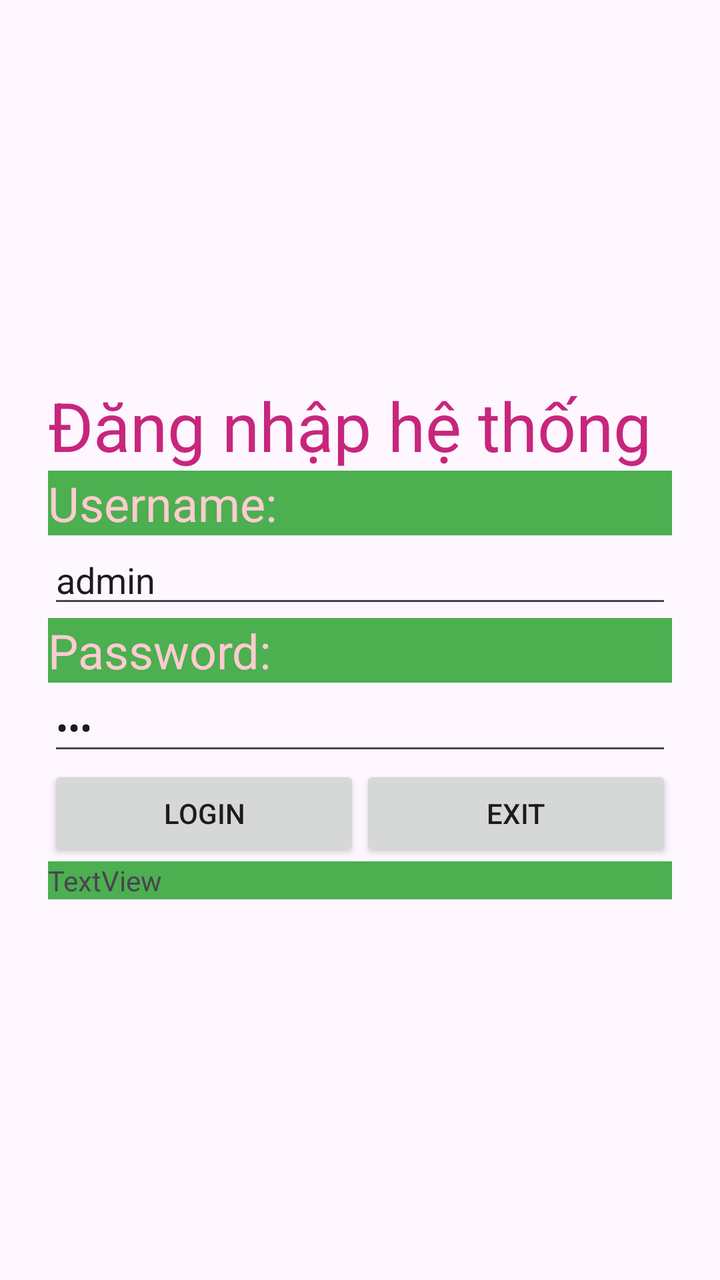
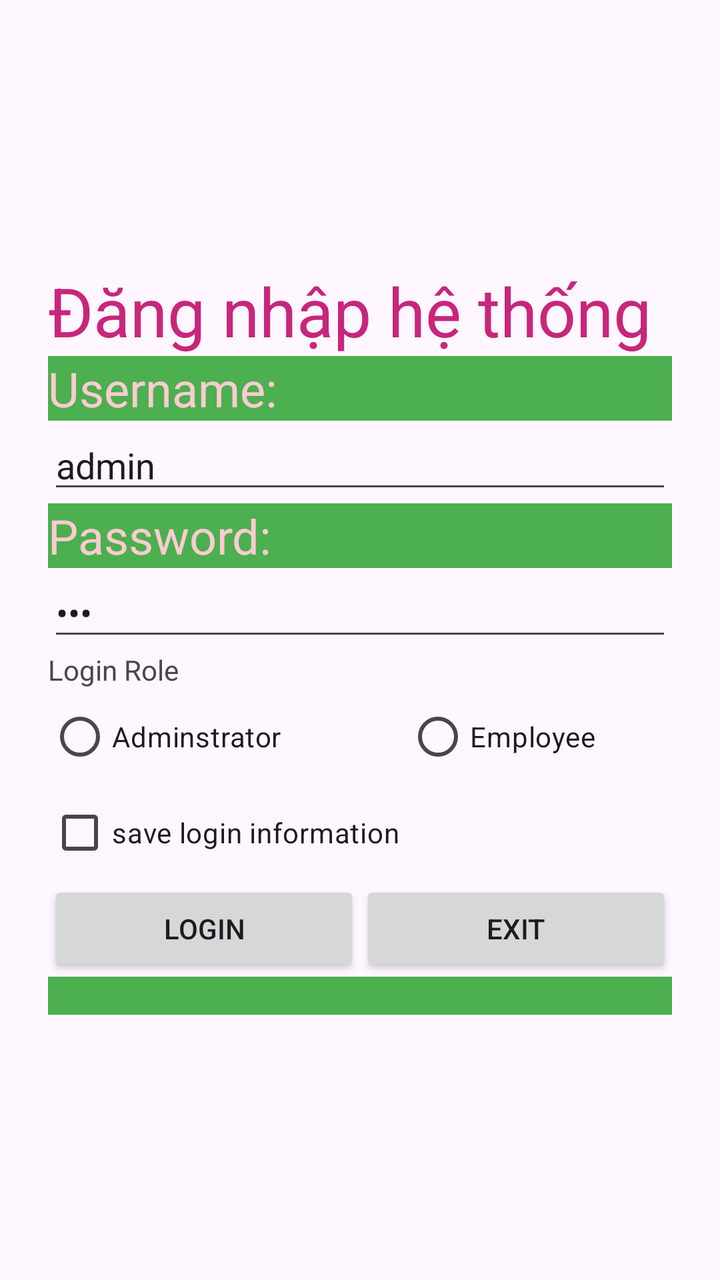

Two renders of the same Android screen: before a commit and after it. Below are the layout's source before the change and the commit's diff.
<!-- AndroidManifest.xml: application theme Theme.K234112EApp -->
<!-- res/layout/activity_login.xml -->
<?xml version="1.0" encoding="utf-8"?>
<FrameLayout xmlns:android="http://schemas.android.com/apk/res/android"
    xmlns:tools="http://schemas.android.com/tools"
    android:layout_width="match_parent"
    android:layout_height="match_parent">

    


    
    <LinearLayout
        android:id="@+id/main"
        android:layout_width="match_parent"
        android:layout_height="wrap_content"
        android:layout_gravity="center"
        android:orientation="vertical"
        android:padding="24dp"
        tools:context=".LoginActivity">

        <TextView
            android:id="@+id/textView3"
            android:layout_width="match_parent"
            android:layout_height="wrap_content"
            android:text="@string/str_login_system"
            android:textAlignment="center"
            android:textColor="#C7267C"
            android:textSize="34sp" />

        <TextView
            android:id="@+id/textView4"
            android:layout_width="match_parent"
            android:layout_height="wrap_content"
            android:background="@color/green_background"
            android:text="@string/str_username"
            android:textColor="@color/pink_text"
            android:textSize="24sp" />

        <EditText
            android:text="admin"
            android:id="@+id/editUsername"
            android:layout_width="match_parent"
            android:layout_height="wrap_content"
            android:ems="10"
            android:hint="@string/str_hint_username"
            android:inputType="text" />

        <TextView
            android:id="@+id/textView5"
            android:layout_width="match_parent"
            android:layout_height="wrap_content"
            android:background="@color/green_background"
            android:text="@string/str_password"
            android:textColor="@color/pink_text"
            android:textSize="24sp" />

        <EditText
            android:text="123"
            android:id="@+id/editPassword"
            android:layout_width="match_parent"
            android:layout_height="wrap_content"
            android:ems="10"
            android:hint="@string/str_hint_password"
            android:inputType="textPassword" />

        <LinearLayout
            android:layout_width="match_parent"
            android:layout_height="wrap_content"
            android:orientation="horizontal">

            <Button
                android:id="@+id/btnLogin"
                android:layout_width="wrap_content"
                android:layout_height="wrap_content"
                android:layout_weight="1"
                android:onClick="loginSystem"
                android:text="@string/str_login" />

            <Button
                android:id="@+id/btnExit"
                android:layout_width="wrap_content"
                android:layout_height="wrap_content"
                android:layout_weight="1"
                android:onClick="exitSystem"
                android:text="@string/str_exit" />
        </LinearLayout>

        <TextView
            android:id="@+id/txtMessage"
            android:layout_width="match_parent"
            android:layout_height="wrap_content"
            android:background="@color/green_background"
            android:text="TextView" />

    </LinearLayout>

</FrameLayout>
<!-- resources referenced by this layout -->
<resources>
  <color name="green_background">#4CAF50</color>
  <color name="pink_text">#FFCBD0</color>
  <string name="str_exit">Exit</string>
  <string name="str_hint_password">Enter your password</string>
  <string name="str_hint_username">Enter your user name</string>
  <string name="str_login">Login</string>
  <string name="str_login_system">"Đăng nhập hệ thống"</string>
  <string name="str_password">Password:</string>
  <string name="str_username">Username:</string>
  <style name="Theme.K234112EApp" parent="Base.Theme.K234112EApp" />
  <style name="Base.Theme.K234112EApp" parent="Theme.Material3.DayNight.NoActionBar">
          
          
      </style>
</resources>

<!-- the commit's change to res/layout/activity_login.xml (unified diff, before → after) -->
@@ -36,13 +36,13 @@
             android:textSize="24sp" />
 
         <EditText
-            android:text="admin"
             android:id="@+id/editUsername"
             android:layout_width="match_parent"
             android:layout_height="wrap_content"
             android:ems="10"
             android:hint="@string/str_hint_username"
-            android:inputType="text" />
+            android:inputType="text"
+            android:text="admin" />
 
         <TextView
             android:id="@+id/textView5"
@@ -54,13 +54,43 @@
             android:textSize="24sp" />
 
         <EditText
-            android:text="123"
             android:id="@+id/editPassword"
             android:layout_width="match_parent"
             android:layout_height="wrap_content"
             android:ems="10"
             android:hint="@string/str_hint_password"
-            android:inputType="textPassword" />
+            android:inputType="textPassword"
+            android:text="123" />
+
+        <TextView
+            android:id="@+id/textView6"
+            android:layout_width="match_parent"
+            android:layout_height="wrap_content"
+            android:text="@string/str_login_role" />
+
+        <RadioGroup
+            android:layout_width="362dp"
+            android:layout_height="wrap_content"
+            android:orientation="horizontal">
+
+            <RadioButton
+                android:id="@+id/radAdmin"
+                android:layout_width="179dp"
+                android:layout_height="wrap_content"
+                android:text="@string/str_role_admin" />
+
+            <RadioButton
+                android:id="@+id/radEmployee"
+                android:layout_width="match_parent"
+                android:layout_height="wrap_content"
+                android:text="@string/str_role_employee" />
+        </RadioGroup>
+
+        <CheckBox
+            android:id="@+id/chkSaveLogin"
+            android:layout_width="match_parent"
+            android:layout_height="wrap_content"
+            android:text="@string/str_save_login_infor" />
 
         <LinearLayout
             android:layout_width="match_parent"
@@ -88,8 +118,7 @@
             android:id="@+id/txtMessage"
             android:layout_width="match_parent"
             android:layout_height="wrap_content"
-            android:background="@color/green_background"
-            android:text="TextView" />
+            android:background="@color/green_background" />
 
     </LinearLayout>
 
<!-- resource entries referenced after the edit -->
@@ -6,8 +6,12 @@
   <string name="str_hint_password">Enter your password</string>
   <string name="str_hint_username">Enter your user name</string>
   <string name="str_login">Login</string>
+  <string name="str_login_role">Login Role</string>
   <string name="str_login_system">"Đăng nhập hệ thống"</string>
   <string name="str_password">Password:</string>
+  <string name="str_role_admin">Adminstrator</string>
+  <string name="str_role_employee">Employee</string>
+  <string name="str_save_login_infor">save login information</string>
   <string name="str_username">Username:</string>
   <style name="Theme.K234112EApp" parent="Base.Theme.K234112EApp" />
   <style name="Base.Theme.K234112EApp" parent="Theme.Material3.DayNight.NoActionBar">
